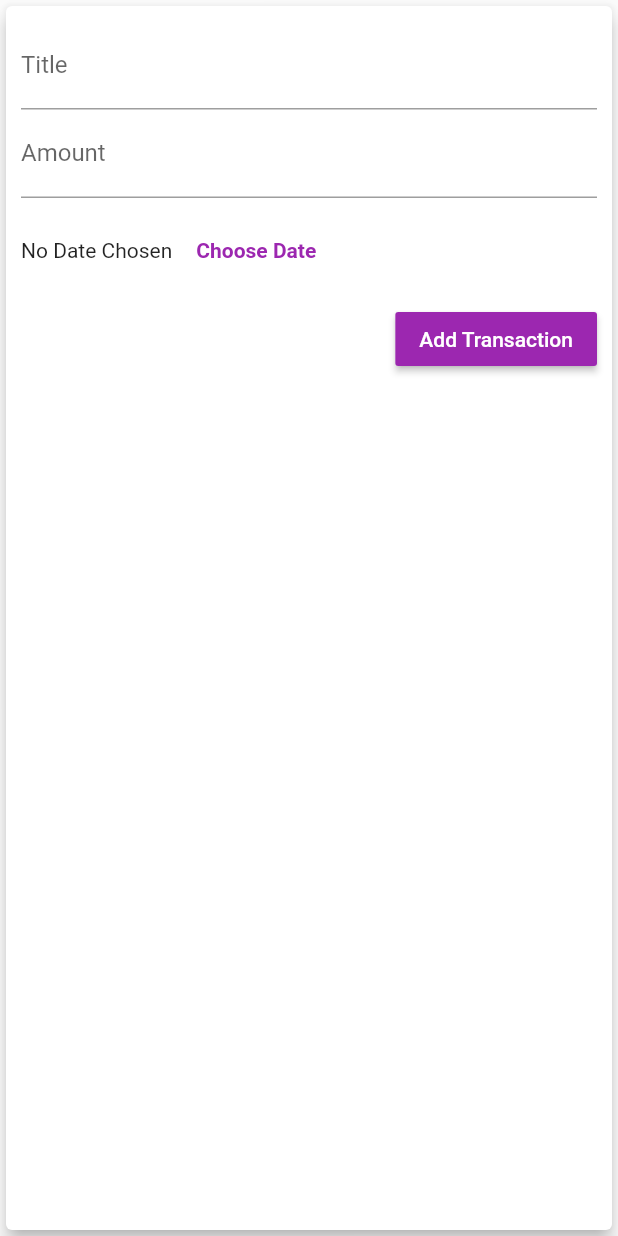
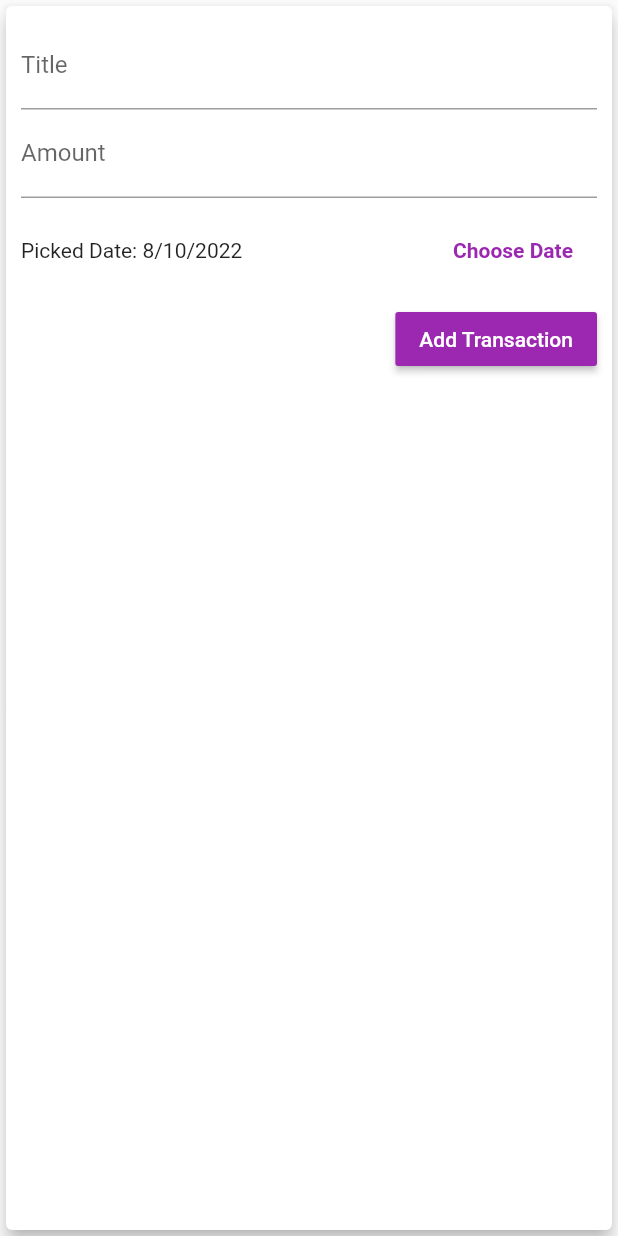
Before and after one commit to JohnKameel/Expensive-planner, a Flutter app: the NewTransaction widget shown alone on an empty page, opened directly with empty values, after a tap on "Add Transaction", on a phone screen of 412 x 824 dp. Run offline on Flutter 3.47's test engine with Material 2 defaults, Android fonts, the phone set to English and light mode, and no system bars; our stand-ins replace google_fonts, image_picker.

Commit message:
Show a Date picker

```diff
--- a/lib/widgets/new_transaction.dart
+++ b/lib/widgets/new_transaction.dart
@@ -3,6 +3,8 @@
 import 'package:flutter/src/foundation/key.dart';
 import 'package:flutter/src/widgets/framework.dart';
 import 'package:flutter/material.dart';
+import 'package:image_picker/image_picker.dart';
+import 'package:intl/intl.dart';
 
 class NewTransaction extends StatefulWidget {
   final Function addTx;
@@ -14,13 +16,13 @@ class NewTransaction extends StatefulWidget {
 }
 
 class _NewTransactionState extends State<NewTransaction> {
-  final titleController = TextEditingController();
-
-  final amountController = TextEditingController();
+  final _titleController = TextEditingController();
+  final _amountController = TextEditingController();
+  DateTime _selectedDate = DateTime.now();
 
   void submitData() {
-    final enteredTitle = titleController.text;
-    final enteredAmount = double.parse(amountController.text);
+    final enteredTitle = _titleController.text;
+    final enteredAmount = double.parse(_amountController.text);
 
     if (enteredTitle.isEmpty || enteredAmount <= 0) {
       return;
@@ -40,7 +42,15 @@ class _NewTransactionState extends State<NewTransaction> {
       initialDate: DateTime.now(),
       firstDate: DateTime(2019),
       lastDate: DateTime.now(),
-    );
+    ).then((PickedDate) {
+      if (PickedDate == null) {
+        return;
+      }
+      setState(() {
+        _selectedDate = PickedDate;
+      });
+    });
+    print('...');
   }
 
   @override
@@ -54,7 +64,7 @@ class _NewTransactionState extends State<NewTransaction> {
           children: <Widget>[
             TextField(
               decoration: InputDecoration(labelText: 'Title'),
-              controller: titleController,
+              controller: _titleController,
               onSubmitted: (_) => submitData(),
 
               //onChanged: (value) {
@@ -63,7 +73,7 @@ class _NewTransactionState extends State<NewTransaction> {
             ),
             TextField(
               decoration: InputDecoration(labelText: 'Amount'),
-              controller: amountController,
+              controller: _amountController,
               keyboardType: TextInputType.number,
               onSubmitted: (_) => submitData(),
               //onChanged: (value) => amountInput = value,
@@ -72,7 +82,13 @@ class _NewTransactionState extends State<NewTransaction> {
               height: 70,
               child: Row(
                 children: <Widget>[
-                  Text('No Date Chosen'),
+                  Expanded(
+                    child: Text(
+                      _selectedDate == null
+                          ? 'No Date Chosen'
+                          : 'Picked Date: ${DateFormat.yMd().format(_selectedDate)}',
+                    ),
+                  ),
                   FlatButton(
                     textColor: Theme.of(context).primaryColor,
                     onPressed: _presentDatePicker,
```
